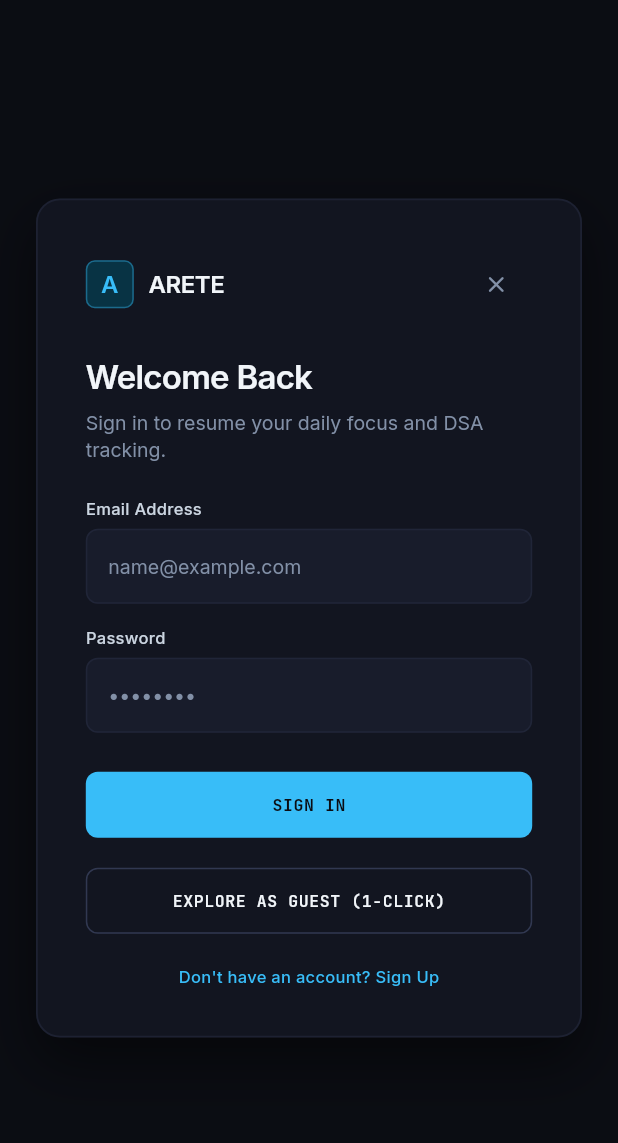
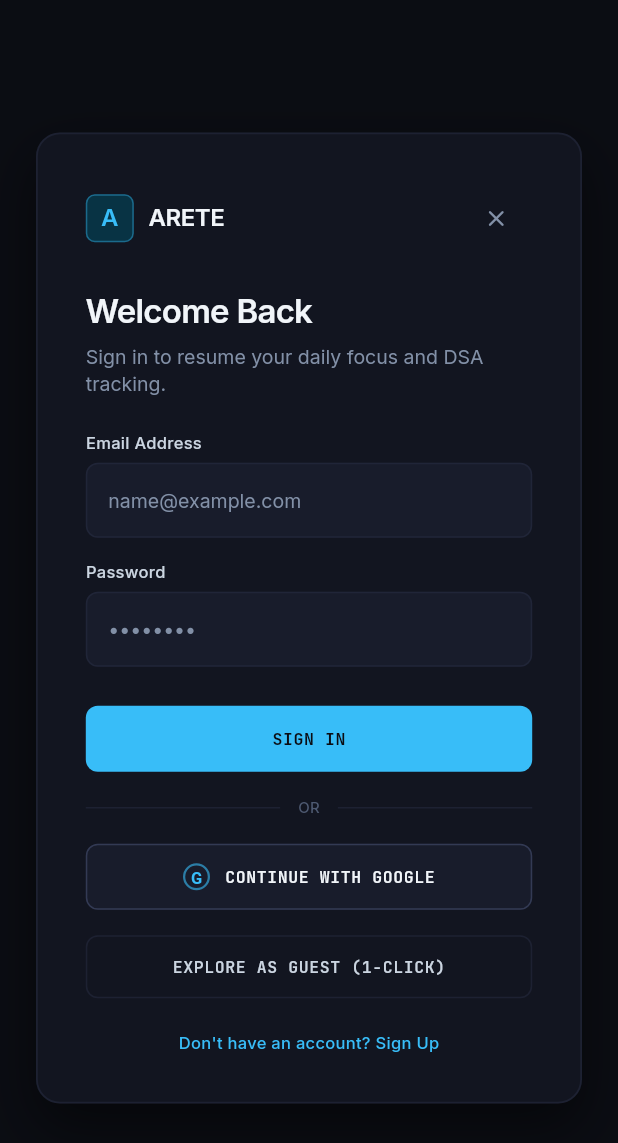
Before and after one commit to Dhyanesh2603/Arete, a Flutter app: the AuthView screen opened by its route, on a phone screen of 412 x 824 dp. Shown: the top 1143 px of the screen. Run offline on Flutter 3.47's test engine with Material 3 defaults, Android fonts, the light colour scheme and no system bars; our stand-ins replace fl_chart, flutter_riverpod, go_router, google_fonts, shared_preferences, supabase; missing offline and left inert: dart:html; accounts and stored records are empty.

Commit message:
feat: add Google OAuth login with Supabase integration and web redirect handler

```diff
--- a/lib/presentation/views/auth/auth_view.dart
+++ b/lib/presentation/views/auth/auth_view.dart
@@ -230,7 +230,73 @@ class _AuthViewState extends ConsumerState<AuthView> {
                           ),
                   ),
                 ),
-                const SizedBox(height: 16),
+                const SizedBox(height: 14),
+
+                // Divider OR
+                Row(
+                  children: [
+                    const Expanded(child: Divider(color: AppColors.borderSubtle)),
+                    Padding(
+                      padding: const EdgeInsets.symmetric(horizontal: 12),
+                      child: Text('OR', style: AppTypography.caption.copyWith(color: AppColors.textSubtle, fontSize: 10)),
+                    ),
+                    const Expanded(child: Divider(color: AppColors.borderSubtle)),
+                  ],
+                ),
+                const SizedBox(height: 14),
+
+                // Google Login Button
+                SizedBox(
+                  width: double.infinity,
+                  child: OutlinedButton(
+                    onPressed: authState.isLoading
+                        ? null
+                        : () async {
+                            final success = await ref.read(authProvider.notifier).signInWithGoogle();
+                            if (success && context.mounted) {
+                              context.go('/dashboard');
+                            }
+                          },
+                    style: OutlinedButton.styleFrom(
+                      side: const BorderSide(color: AppColors.borderActive),
+                      padding: const EdgeInsets.symmetric(vertical: 13),
+                      shape: RoundedRectangleBorder(borderRadius: BorderRadius.circular(8)),
+                      backgroundColor: AppColors.surfaceTier2,
+                    ),
+                    child: Row(
+                      mainAxisAlignment: MainAxisAlignment.center,
+                      children: [
+                        Container(
+                          width: 18,
+                          height: 18,
+                          decoration: BoxDecoration(
+                            shape: BoxShape.circle,
+                            border: Border.all(color: AppColors.cyan.withValues(alpha: 0.6), width: 1.5),
+                          ),
+                          child: const Center(
+                            child: Text(
+                              'G',
+                              style: TextStyle(
+                                color: AppColors.cyan,
+                                fontWeight: FontWeight.bold,
+                                fontSize: 11,
+                              ),
+                            ),
+                          ),
+                        ),
+                        const SizedBox(width: 10),
+                        Text(
+                          'CONTINUE WITH GOOGLE',
+                          style: AppTypography.monoBadge.copyWith(
+                            color: AppColors.textHigh,
+                            fontWeight: FontWeight.w600,
+                          ),
+                        ),
+                      ],
+                    ),
+                  ),
+                ),
+                const SizedBox(height: 12),
 
                 // Instant Guest Button
                 SizedBox(
@@ -241,13 +307,13 @@ class _AuthViewState extends ConsumerState<AuthView> {
                       context.go('/dashboard');
                     },
                     style: OutlinedButton.styleFrom(
-                      side: const BorderSide(color: AppColors.borderActive),
-                      padding: const EdgeInsets.symmetric(vertical: 14),
+                      side: const BorderSide(color: AppColors.borderSubtle),
+                      padding: const EdgeInsets.symmetric(vertical: 13),
                       shape: RoundedRectangleBorder(borderRadius: BorderRadius.circular(8)),
                     ),
                     child: Text(
                       'EXPLORE AS GUEST (1-CLICK)',
-                      style: AppTypography.monoBadge.copyWith(color: AppColors.textHigh),
+                      style: AppTypography.monoBadge.copyWith(color: AppColors.textMedium),
                     ),
                   ),
                 ),
```
Also changed, not shown: lib/core/services/supabase_service.dart (+66 -0 lines), lib/core/utils/auth_redirect.dart (added, +10 -0 lines), lib/core/utils/auth_redirect_stub.dart (added, +7 -0 lines), lib/core/utils/auth_redirect_web.dart (added, +10 -0 lines), lib/presentation/providers/auth_provider.dart (+30 -1 lines).
